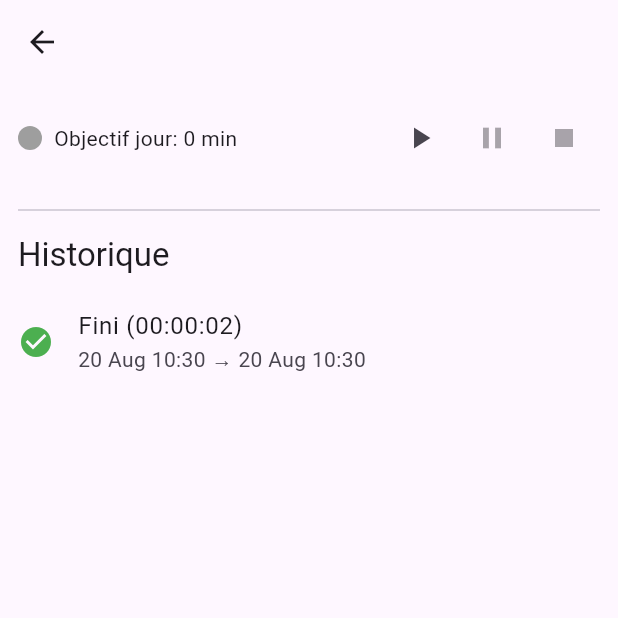
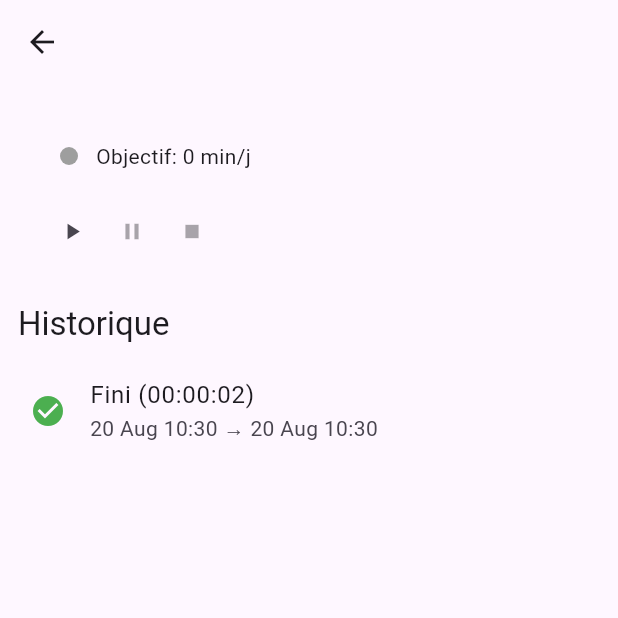
Before and after one commit to quiragon-coder/Timer, a Flutter app: the ActivityDetailPage screen opened directly with empty values, after a tap on the "play arrow" icon, after a tap on the "pause" icon, after a tap on the "stop" icon, on a phone screen of 412 x 824 dp, the top half of it. Run offline on Flutter 3.47's test engine with Material 3 defaults, Android fonts, the phone set to English and light mode, and no system bars; our stand-ins replace fl_chart, flutter_riverpod.

Commit message:
chore: maintenance

```diff
--- a/lib/pages/activity_detail_page.dart
+++ b/lib/pages/activity_detail_page.dart
@@ -21,24 +21,20 @@ class _ActivityDetailPageState extends ConsumerState<ActivityDetailPage> {
   Timer? _ticker;
 
   @override
-  void didChangeDependencies() {
-    super.didChangeDependencies();
-    _ensureTicker();
-  }
-
-  @override
   void dispose() {
     _ticker?.cancel();
     super.dispose();
   }
 
-  void _ensureTicker() {
-    _ticker?.cancel();
-    final db = ref.read(dbProvider);
-    if (db.isRunning(widget.activity.id)) {
+  void _syncTicker(bool running) {
+    final active = _ticker?.isActive ?? false;
+    if (running && !active) {
       _ticker = Timer.periodic(const Duration(seconds: 1), (_) {
-        if (mounted) setState(() {}); // rafraîchit l’elapsed affiché
+        if (mounted) setState(() {});
       });
+    } else if (!running && active) {
+      _ticker?.cancel();
+      _ticker = null;
     }
   }
 
@@ -46,24 +42,28 @@ class _ActivityDetailPageState extends ConsumerState<ActivityDetailPage> {
   Widget build(BuildContext context) {
     final db = ref.watch(dbProvider);
     final sessions = db.listSessionsByActivity(widget.activity.id);
+
     final running = db.isRunning(widget.activity.id);
     final paused = db.isPaused(widget.activity.id);
+    _syncTicker(running);
+
     final elapsed = db.runningElapsed(widget.activity.id);
     final mm = elapsed.inMinutes.remainder(60).toString().padLeft(2, '0');
     final ss = elapsed.inSeconds.remainder(60).toString().padLeft(2, '0');
 
     return Scaffold(
       appBar: AppBar(
-        title: Text('${widget.activity.emoji} ${widget.activity.name}'),
+        title: Text('${widget.activity.emoji} ${widget.activity.name}',
+            overflow: TextOverflow.ellipsis),
         actions: [
           if (running)
             Padding(
-              padding: const EdgeInsets.only(right: 12, top: 12, bottom: 12),
+              padding: const EdgeInsets.only(right: 12),
               child: Center(
                 child: Container(
-                  padding: const EdgeInsets.symmetric(horizontal: 8, vertical: 4),
+                  padding: const EdgeInsets.symmetric(horizontal: 10, vertical: 4),
                   decoration: BoxDecoration(
-                    color: paused ? Colors.orange.withOpacity(.15) : Colors.green.withOpacity(.15),
+                    color: (paused ? Colors.orange : Colors.green).withOpacity(.15),
                     borderRadius: BorderRadius.circular(999),
                   ),
                   child: Text(paused ? '⏸ $mm:$ss' : '⏱ $mm:$ss'),
@@ -72,22 +72,49 @@ class _ActivityDetailPageState extends ConsumerState<ActivityDetailPage> {
             ),
         ],
       ),
-      body: Padding(
-        padding: const EdgeInsets.all(12),
+      body: SafeArea(
         child: ListView(
+          padding: const EdgeInsets.all(12),
           children: [
-            Row(
-              children: [
-                Container(width: 16, height: 16, decoration: BoxDecoration(color: widget.activity.color, shape: BoxShape.circle)),
-                const SizedBox(width: 8),
-                Text('Objectif jour: ${widget.activity.dailyGoalMinutes ?? 0} min'),
-                const Spacer(),
-                ActivityControls(activityId: widget.activity.id),
-              ],
+            Card(
+              elevation: 0,
+              color: Theme.of(context).colorScheme.surface,
+              child: Padding(
+                padding: const EdgeInsets.all(12),
+                child: Column(
+                  crossAxisAlignment: CrossAxisAlignment.start,
+                  children: [
+                    Wrap(
+                      spacing: 12,
+                      runSpacing: 8,
+                      crossAxisAlignment: WrapCrossAlignment.center,
+                      children: [
+                        Text(widget.activity.emoji, style: const TextStyle(fontSize: 28)),
+                        Container(
+                          width: 12, height: 12,
+                          decoration: BoxDecoration(color: widget.activity.color, shape: BoxShape.circle),
+                        ),
+                        Text(
+                          'Objectif: ${widget.activity.dailyGoalMinutes ?? 0} min/j',
+                          maxLines: 1,
+                          overflow: TextOverflow.ellipsis,
+                        ),
+                      ],
+                    ),
+                    const SizedBox(height: 10),
+                    OverflowBar(
+                      alignment: MainAxisAlignment.start,
+                      spacing: 8,
+                      overflowSpacing: 8,
+                      children: [
+                        ActivityControls(activityId: widget.activity.id, compact: true),
+                      ],
+                    ),
+                  ],
+                ),
+              ),
             ),
-            const SizedBox(height: 16),
-            const Divider(),
-            const SizedBox(height: 8),
+            const SizedBox(height: 12),
             Text('Historique', style: Theme.of(context).textTheme.titleLarge),
             const SizedBox(height: 8),
             if (sessions.isEmpty)
@@ -122,13 +149,21 @@ class _SessionTile extends StatelessWidget {
     final ss = dur.inSeconds.remainder(60).toString().padLeft(2, '0');
 
     return ListTile(
-      contentPadding: EdgeInsets.zero,
+      contentPadding: const EdgeInsets.symmetric(horizontal: 8),
       leading: Icon(
         end == null ? Icons.play_circle_fill : Icons.check_circle,
         color: end == null ? Colors.orange : Colors.green,
       ),
-      title: Text(end == null ? 'En cours' : 'Fini ($hh:$mm:$ss)'),
-      subtitle: Text('${df.format(s.startAt)} → ${end == null ? 'en cours' : df.format(end)}'),
+      title: Text(
+        end == null ? 'En cours' : 'Fini ($hh:$mm:$ss)',
+        maxLines: 1,
+        overflow: TextOverflow.ellipsis,
+      ),
+      subtitle: Text(
+        '${df.format(s.startAt)} → ${end == null ? 'en cours' : df.format(end)}',
+        maxLines: 1,
+        overflow: TextOverflow.ellipsis,
+      ),
     );
   }
 }
--- a/lib/widgets/activity_controls.dart
+++ b/lib/widgets/activity_controls.dart
@@ -1,11 +1,11 @@
-import 'dart:async';
 import 'package:flutter/material.dart';
 import 'package:flutter_riverpod/flutter_riverpod.dart';
 import '../providers.dart';
 
 class ActivityControls extends ConsumerStatefulWidget {
   final String activityId;
-  const ActivityControls({super.key, required this.activityId});
+  final bool compact; // boutons plus petits
+  const ActivityControls({super.key, required this.activityId, this.compact = false});
 
   @override
   ConsumerState<ActivityControls> createState() => _ActivityControlsState();
@@ -13,68 +13,50 @@ class ActivityControls extends ConsumerStatefulWidget {
 
 class _ActivityControlsState extends ConsumerState<ActivityControls> {
   bool _busy = false;
-  Timer? _ticker;
-
-  @override
-  void didChangeDependencies() {
-    super.didChangeDependencies();
-    _startTickerIfNeeded();
-  }
-
-  @override
-  void didUpdateWidget(covariant ActivityControls oldWidget) {
-    super.didUpdateWidget(oldWidget);
-    _startTickerIfNeeded();
-  }
-
-  void _startTickerIfNeeded() {
-    _ticker?.cancel();
-    if (ref.read(dbProvider).isRunning(widget.activityId)) {
-      _ticker = Timer.periodic(const Duration(seconds: 1), (_) {
-        if (mounted) setState(() {});
-      });
-    }
-  }
-
-  @override
-  void dispose() {
-    _ticker?.cancel();
-    super.dispose();
-  }
 
   @override
   Widget build(BuildContext context) {
     final db = ref.watch(dbProvider);
     final running = db.isRunning(widget.activityId);
     final paused = db.isPaused(widget.activityId);
-    final elapsed = db.runningElapsed(widget.activityId);
-    final mm = elapsed.inMinutes.remainder(60).toString().padLeft(2, '0');
-    final ss = elapsed.inSeconds.remainder(60).toString().padLeft(2, '0');
 
     return Row(
       mainAxisSize: MainAxisSize.min,
       children: [
-        if (running) Padding(
-          padding: const EdgeInsets.only(right: 6),
-          child: Text(paused ? '⏸ $mm:$ss' : '⏱ $mm:$ss',
-              style: const TextStyle(fontFeatures: [FontFeature.tabularFigures()])),
+        _btn(
+          tooltip: running ? 'Déjà en cours' : 'Start',
+          icon: Icons.play_arrow,
+          onPressed: _busy || running ? null : () => _run(() => ref.read(dbProvider).quickStart(widget.activityId)),
         ),
-        IconButton(
-          tooltip: running ? 'Déjà en cours' : 'Start',
-          onPressed: _busy || running ? null : () => _run(() => ref.read(dbProvider).quickStart(widget.activityId)),
-          icon: const Icon(Icons.play_arrow),
+        _btn(
+          tooltip: paused ? 'Reprendre' : 'Pause',
+          icon: paused ? Icons.play_circle : Icons.pause,
+          onPressed: _busy || !running ? null : () => _run(() => ref.read(dbProvider).quickTogglePause(widget.activityId)),
         ),
-        IconButton(
-          tooltip: paused ? 'Reprendre' : 'Pause',
-          onPressed: _busy || !running ? null : () => _run(() => ref.read(dbProvider).quickTogglePause(widget.activityId)),
-          icon: Icon(paused ? Icons.play_circle : Icons.pause),
-        ),
-        IconButton(
+        _btn(
           tooltip: 'Stop',
+          icon: Icons.stop,
           onPressed: _busy || !running ? null : () => _run(() => ref.read(dbProvider).quickStop(widget.activityId)),
-          icon: const Icon(Icons.stop),
         ),
       ],
+    );
+  }
+
+  Widget _btn({required String tooltip, required IconData icon, required VoidCallback? onPressed}) {
+    if (widget.compact) {
+      return IconButton(
+        tooltip: tooltip,
+        onPressed: onPressed,
+        icon: Icon(icon, size: 18),
+        padding: const EdgeInsets.all(4),
+        constraints: const BoxConstraints.tightFor(width: 36, height: 36),
+        visualDensity: VisualDensity.compact,
+      );
+    }
+    return IconButton(
+      tooltip: tooltip,
+      onPressed: onPressed,
+      icon: Icon(icon),
     );
   }
 
@@ -84,7 +66,6 @@ class _ActivityControlsState extends ConsumerState<ActivityControls> {
       await action();
     } finally {
       if (mounted) setState(() => _busy = false);
-      _startTickerIfNeeded();
     }
   }
 }
```
Also changed, not shown: lib/pages/activities_list_page.dart (+37 -31 lines).
